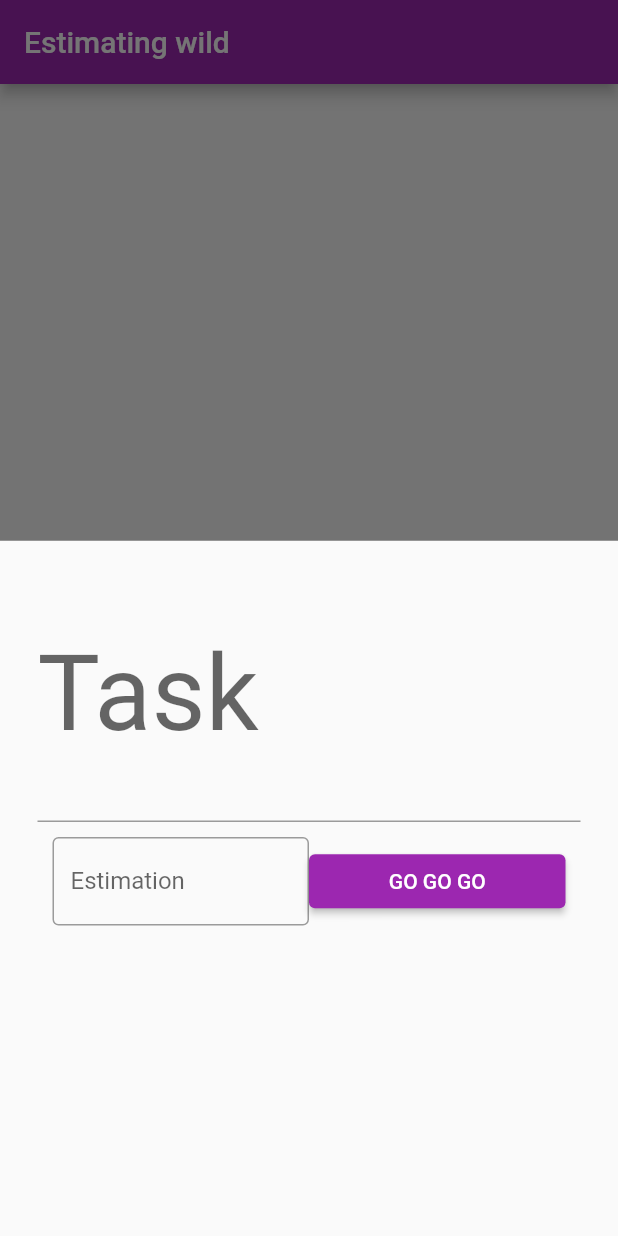
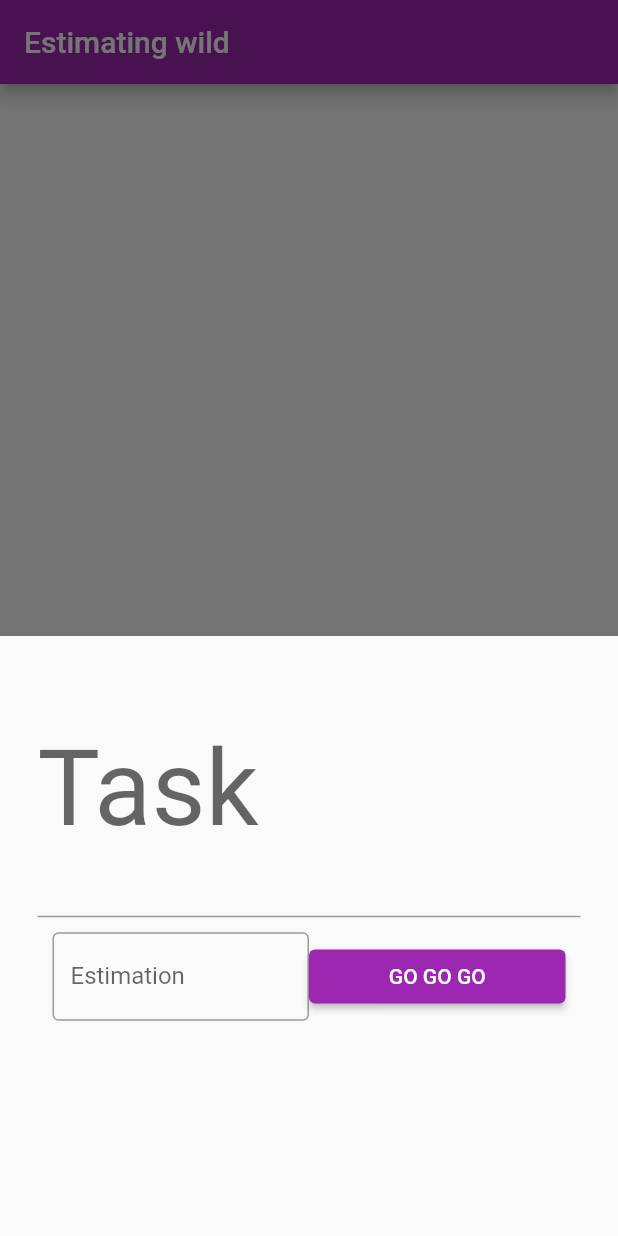
Before and after one commit to grycmat/estimator, a Flutter app: the EstimationPage screen opened directly, after a tap on the "add" icon, on a phone screen of 412 x 824 dp. Run offline on Flutter 3.47's test engine with Material 2 defaults, Android fonts, the light colour scheme and no system bars; our stand-ins replace cloud_firestore, firebase_core; accounts and stored records are empty; generated files the repository leaves out were written again.

Commit message:
working on adding new task view

```diff
--- a/lib/pages/estimation_page.dart
+++ b/lib/pages/estimation_page.dart
@@ -1,6 +1,7 @@
 import 'package:estimator/providers/project_estimate.dart';
 import 'package:estimator/widgets/new_task_sheet.dart';
 import 'package:estimator/widgets/task_item.dart';
+import 'package:estimator/widgets/tasks_list.dart';
 import 'package:flutter/material.dart';
 import 'package:provider/provider.dart';
 
@@ -28,12 +29,15 @@ class EstimationPage extends StatelessWidget {
             height: 60,
           ),
         ),
-        body: Container(),
+        body: TasksList(),
       ),
     );
   }
 
   void _openNewTaskSheet(BuildContext context) {
-    showModalBottomSheet(context: context, builder: (_) => NewTaskSheet());
+    showModalBottomSheet(
+        isScrollControlled: true,
+        context: context,
+        builder: (_) => NewTaskSheet());
   }
 }
--- a/lib/providers/project_estimate.dart
+++ b/lib/providers/project_estimate.dart
@@ -31,4 +31,7 @@ class ProjectEstimate extends ChangeNotifier {
 
   CollectionReference<Map<String, dynamic>>? get tasksRef =>
       projectRef?.collection('tasks');
+
+  Stream<QuerySnapshot<Map<String, dynamic>>>? get tasksStream =>
+      tasksRef?.snapshots();
 }
--- a/lib/widgets/new_task_sheet.dart
+++ b/lib/widgets/new_task_sheet.dart
@@ -19,7 +19,7 @@ class _NewTaskSheetState extends State<NewTaskSheet> {
   @override
   Widget build(BuildContext context) {
     return SizedBox(
-      height: 1000,
+      height: 400 + MediaQuery.of(context).viewInsets.bottom,
       width: double.infinity,
       child: Padding(
         padding: const EdgeInsets.all(25),
@@ -52,7 +52,6 @@ class _NewTaskSheetState extends State<NewTaskSheet> {
                               Provider.of<User>(context, listen: false).id;
                           var project = Provider.of<ProjectEstimate>(context,
                               listen: false);
-                          print(userId);
                           var task = Task(name: _name.text);
                           var estimation = Estimate(
                             userId: userId,
@@ -69,7 +68,6 @@ class _NewTaskSheetState extends State<NewTaskSheet> {
                             ),
                           );
                         }
-                        // project.addTask(task);
                         Navigator.of(context).pop();
                       },
                       child: const Text('GO GO GO'),
--- /dev/null
+++ b/lib/widgets/tasks_list.dart
@@ -0,0 +1,62 @@
+import 'package:cloud_firestore/cloud_firestore.dart';
+import 'package:estimator/models/task.dart';
+import 'package:estimator/providers/project_estimate.dart';
+import 'package:flutter/material.dart';
+import 'package:provider/provider.dart';
+
+class TasksList extends StatefulWidget {
+  const TasksList({Key? key}) : super(key: key);
+
+  @override
+  State<TasksList> createState() => _TasksListState();
+}
+
+class _TasksListState extends State<TasksList> {
+  @override
+  Widget build(BuildContext context) {
+    var _stream = Provider.of<ProjectEstimate>(context).tasksStream;
+    return StreamBuilder<QuerySnapshot>(
+      stream: _stream,
+      builder: (context, AsyncSnapshot<QuerySnapshot> snapshot) {
+        if (snapshot.hasError) {
+          ScaffoldMessenger.of(context).showSnackBar(
+            const SnackBar(
+              content: Text('Error while loading data'),
+            ),
+          );
+        }
+        if (snapshot.connectionState == ConnectionState.waiting) {
+          WidgetsBinding.instance?.addPostFrameCallback((timeStamp) {
+            ScaffoldMessenger.of(context).showSnackBar(
+              const SnackBar(
+                content: Text('Loading...'),
+              ),
+            );
+          });
+        }
+
+        if (snapshot.data == null) {
+          return Container();
+        }
+
+        return Container(
+            child: Column(
+          children: snapshot.data!.docs.map((element) {
+            var task = Task.fromMap(element);
+
+            return Container(
+              child: Column(
+                children: [
+                  Text(task.name),
+                  Text(
+                    task.estimations.length.toString(),
+                  ),
+                ],
+              ),
+            );
+          }).toList(),
+        ));
+      },
+    );
+  }
+}
```
Also changed, not shown: lib/models/task.dart (+13 -1 lines).
